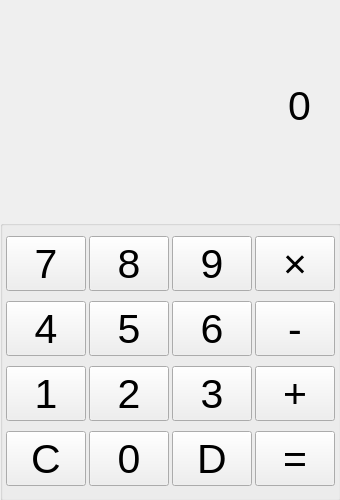
Before: the Qt Designer form widget.ui in falcon20200202/calculator, drawn with Qt 5.
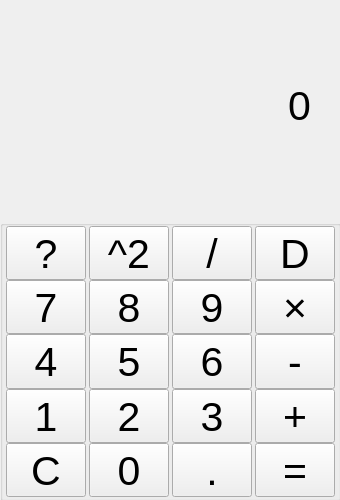
After: the same form once the commit is applied.

Diff of the .ui file:
```diff
--- a/widget.ui
+++ b/widget.ui
@@ -88,36 +88,34 @@
     <property name="spacing">
      <number>0</number>
     </property>
-    <item row="0" column="0">
-     <widget class="QPushButton" name="num_7">
-      <property name="enabled">
-       <bool>true</bool>
-      </property>
+    <item row="8" column="1">
+     <widget class="QPushButton" name="num_2">
       <property name="sizePolicy">
        <sizepolicy hsizetype="Fixed" vsizetype="Fixed">
         <horstretch>0</horstretch>
         <verstretch>10</verstretch>
        </sizepolicy>
       </property>
-      <property name="minimumSize">
-       <size>
-        <width>0</width>
-        <height>0</height>
-       </size>
+      <property name="text">
+       <string>2</string>
       </property>
-      <property name="baseSize">
-       <size>
-        <width>0</width>
-        <height>0</height>
-       </size>
+     </widget>
+    </item>
+    <item row="9" column="3">
+     <widget class="QPushButton" name="symEqual">
+      <property name="sizePolicy">
+       <sizepolicy hsizetype="Fixed" vsizetype="Fixed">
+        <horstretch>0</horstretch>
+        <verstretch>10</verstretch>
+       </sizepolicy>
       </property>
       <property name="text">
-       <string>7</string>
+       <string>=</string>
       </property>
      </widget>
     </item>
-    <item row="0" column="1">
-     <widget class="QPushButton" name="num_8">
+    <item row="9" column="1">
+     <widget class="QPushButton" name="num_0">
       <property name="sizePolicy">
        <sizepolicy hsizetype="Fixed" vsizetype="Fixed">
         <horstretch>0</horstretch>
@@ -125,11 +123,11 @@
        </sizepolicy>
       </property>
       <property name="text">
-       <string>8</string>
+       <string>0</string>
       </property>
      </widget>
     </item>
-    <item row="0" column="2">
+    <item row="6" column="2">
      <widget class="QPushButton" name="num_9">
       <property name="sizePolicy">
        <sizepolicy hsizetype="Fixed" vsizetype="Fixed">
@@ -142,33 +140,7 @@
       </property>
      </widget>
     </item>
-    <item row="0" column="3">
-     <widget class="QPushButton" name="symMul">
-      <property name="sizePolicy">
-       <sizepolicy hsizetype="Fixed" vsizetype="Fixed">
-        <horstretch>0</horstretch>
-        <verstretch>10</verstretch>
-       </sizepolicy>
-      </property>
-      <property name="text">
-       <string>×</string>
-      </property>
-     </widget>
-    </item>
-    <item row="1" column="0">
-     <widget class="QPushButton" name="num_4">
-      <property name="sizePolicy">
-       <sizepolicy hsizetype="Fixed" vsizetype="Fixed">
-        <horstretch>0</horstretch>
-        <verstretch>10</verstretch>
-       </sizepolicy>
-      </property>
-      <property name="text">
-       <string>4</string>
-      </property>
-     </widget>
-    </item>
-    <item row="1" column="1">
+    <item row="7" column="1">
      <widget class="QPushButton" name="num_5">
       <property name="sizePolicy">
        <sizepolicy hsizetype="Fixed" vsizetype="Fixed">
@@ -181,8 +153,8 @@
       </property>
      </widget>
     </item>
-    <item row="1" column="2">
-     <widget class="QPushButton" name="num_6">
+    <item row="6" column="3">
+     <widget class="QPushButton" name="symMul">
       <property name="sizePolicy">
        <sizepolicy hsizetype="Fixed" vsizetype="Fixed">
         <horstretch>0</horstretch>
@@ -190,12 +162,12 @@
        </sizepolicy>
       </property>
       <property name="text">
-       <string>6</string>
+       <string>×</string>
       </property>
      </widget>
     </item>
-    <item row="1" column="3">
-     <widget class="QPushButton" name="symMinus">
+    <item row="9" column="0">
+     <widget class="QPushButton" name="symClear">
       <property name="sizePolicy">
        <sizepolicy hsizetype="Fixed" vsizetype="Fixed">
         <horstretch>0</horstretch>
@@ -203,11 +175,24 @@
        </sizepolicy>
       </property>
       <property name="text">
-       <string>-</string>
+       <string>C</string>
       </property>
      </widget>
     </item>
-    <item row="2" column="0">
+    <item row="6" column="1">
+     <widget class="QPushButton" name="num_8">
+      <property name="sizePolicy">
+       <sizepolicy hsizetype="Fixed" vsizetype="Fixed">
+        <horstretch>0</horstretch>
+        <verstretch>10</verstretch>
+       </sizepolicy>
+      </property>
+      <property name="text">
+       <string>8</string>
+      </property>
+     </widget>
+    </item>
+    <item row="8" column="0">
      <widget class="QPushButton" name="num_1">
       <property name="sizePolicy">
        <sizepolicy hsizetype="Fixed" vsizetype="Fixed">
@@ -220,8 +205,8 @@
       </property>
      </widget>
     </item>
-    <item row="2" column="1">
-     <widget class="QPushButton" name="num_2">
+    <item row="7" column="3">
+     <widget class="QPushButton" name="symMinus">
       <property name="sizePolicy">
        <sizepolicy hsizetype="Fixed" vsizetype="Fixed">
         <horstretch>0</horstretch>
@@ -229,11 +214,24 @@
        </sizepolicy>
       </property>
       <property name="text">
-       <string>2</string>
+       <string>-</string>
       </property>
      </widget>
     </item>
-    <item row="2" column="2">
+    <item row="9" column="2">
+     <widget class="QPushButton" name="symDot">
+      <property name="sizePolicy">
+       <sizepolicy hsizetype="Fixed" vsizetype="Fixed">
+        <horstretch>0</horstretch>
+        <verstretch>10</verstretch>
+       </sizepolicy>
+      </property>
+      <property name="text">
+       <string>.</string>
+      </property>
+     </widget>
+    </item>
+    <item row="8" column="2">
      <widget class="QPushButton" name="num_3">
       <property name="sizePolicy">
        <sizepolicy hsizetype="Fixed" vsizetype="Fixed">
@@ -246,7 +244,48 @@
       </property>
      </widget>
     </item>
-    <item row="2" column="3">
+    <item row="7" column="0">
+     <widget class="QPushButton" name="num_4">
+      <property name="sizePolicy">
+       <sizepolicy hsizetype="Fixed" vsizetype="Fixed">
+        <horstretch>0</horstretch>
+        <verstretch>10</verstretch>
+       </sizepolicy>
+      </property>
+      <property name="text">
+       <string>4</string>
+      </property>
+     </widget>
+    </item>
+    <item row="6" column="0">
+     <widget class="QPushButton" name="num_7">
+      <property name="enabled">
+       <bool>true</bool>
+      </property>
+      <property name="sizePolicy">
+       <sizepolicy hsizetype="Fixed" vsizetype="Fixed">
+        <horstretch>0</horstretch>
+        <verstretch>10</verstretch>
+       </sizepolicy>
+      </property>
+      <property name="minimumSize">
+       <size>
+        <width>0</width>
+        <height>0</height>
+       </size>
+      </property>
+      <property name="baseSize">
+       <size>
+        <width>0</width>
+        <height>0</height>
+       </size>
+      </property>
+      <property name="text">
+       <string>7</string>
+      </property>
+     </widget>
+    </item>
+    <item row="8" column="3">
      <widget class="QPushButton" name="symPlus">
       <property name="sizePolicy">
        <sizepolicy hsizetype="Fixed" vsizetype="Fixed">
@@ -259,8 +298,8 @@
       </property>
      </widget>
     </item>
-    <item row="3" column="0">
-     <widget class="QPushButton" name="symClear">
+    <item row="7" column="2">
+     <widget class="QPushButton" name="num_6">
       <property name="sizePolicy">
        <sizepolicy hsizetype="Fixed" vsizetype="Fixed">
         <horstretch>0</horstretch>
@@ -268,12 +307,12 @@
        </sizepolicy>
       </property>
       <property name="text">
-       <string>C</string>
+       <string>6</string>
       </property>
      </widget>
     </item>
-    <item row="3" column="1">
-     <widget class="QPushButton" name="num_0">
+    <item row="4" column="2">
+     <widget class="QPushButton" name="symDiv">
       <property name="sizePolicy">
        <sizepolicy hsizetype="Fixed" vsizetype="Fixed">
         <horstretch>0</horstretch>
@@ -281,11 +320,11 @@
        </sizepolicy>
       </property>
       <property name="text">
-       <string>0</string>
+       <string>/</string>
       </property>
      </widget>
     </item>
-    <item row="3" column="2">
+    <item row="4" column="3">
      <widget class="QPushButton" name="symDel">
       <property name="sizePolicy">
        <sizepolicy hsizetype="Fixed" vsizetype="Fixed">
@@ -298,8 +337,8 @@
       </property>
      </widget>
     </item>
-    <item row="3" column="3">
-     <widget class="QPushButton" name="symEqual">
+    <item row="4" column="1">
+     <widget class="QPushButton" name="num_10">
       <property name="sizePolicy">
        <sizepolicy hsizetype="Fixed" vsizetype="Fixed">
         <horstretch>0</horstretch>
@@ -307,7 +346,35 @@
        </sizepolicy>
       </property>
       <property name="text">
-       <string>=</string>
+       <string>^2</string>
+      </property>
+     </widget>
+    </item>
+    <item row="4" column="0">
+     <widget class="QPushButton" name="num_12">
+      <property name="enabled">
+       <bool>true</bool>
+      </property>
+      <property name="sizePolicy">
+       <sizepolicy hsizetype="Fixed" vsizetype="Fixed">
+        <horstretch>0</horstretch>
+        <verstretch>10</verstretch>
+       </sizepolicy>
+      </property>
+      <property name="minimumSize">
+       <size>
+        <width>0</width>
+        <height>0</height>
+       </size>
+      </property>
+      <property name="baseSize">
+       <size>
+        <width>0</width>
+        <height>0</height>
+       </size>
+      </property>
+      <property name="text">
+       <string>?</string>
       </property>
      </widget>
     </item>
```
